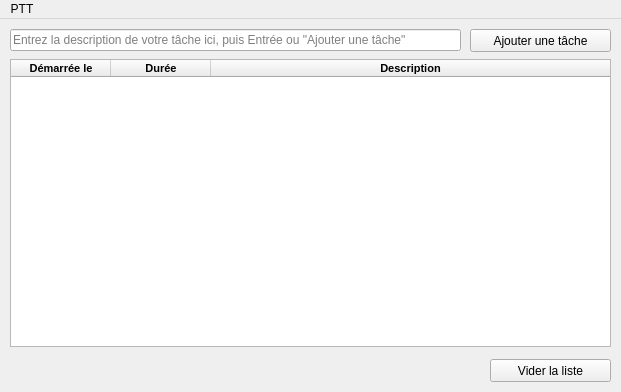
First picture: the form in ui/ptt_main.ui, repository dchlab/ptt, before the edit.
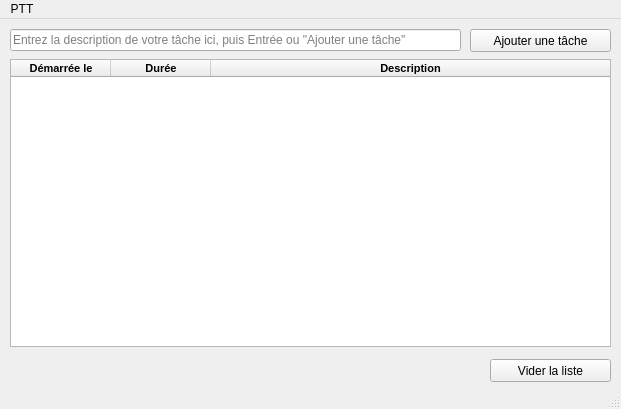
Second picture: the form after the edit. Icons and pictures are not drawn.

Commit message: 0.2.8 - Status bar implementation

What changed in the file:
```diff
--- a/ui/ptt_main.ui
+++ b/ui/ptt_main.ui
@@ -7,19 +7,19 @@
     <x>0</x>
     <y>0</y>
     <width>621</width>
-    <height>392</height>
+    <height>409</height>
    </rect>
   </property>
   <property name="minimumSize">
    <size>
     <width>621</width>
-    <height>392</height>
+    <height>409</height>
    </size>
   </property>
   <property name="maximumSize">
    <size>
     <width>621</width>
-    <height>392</height>
+    <height>409</height>
    </size>
   </property>
   <property name="windowTitle">
@@ -177,6 +177,7 @@
    </widget>
    <addaction name="menu_ptt"/>
   </widget>
+  <widget class="QStatusBar" name="ptt_statusbar"/>
   <action name="actionAbout">
    <property name="text">
     <string>A propos de PTT</string>
```
Left out of the diff: 18 changed lines with no effect on the pictures. The commit also changes 3 other files.
